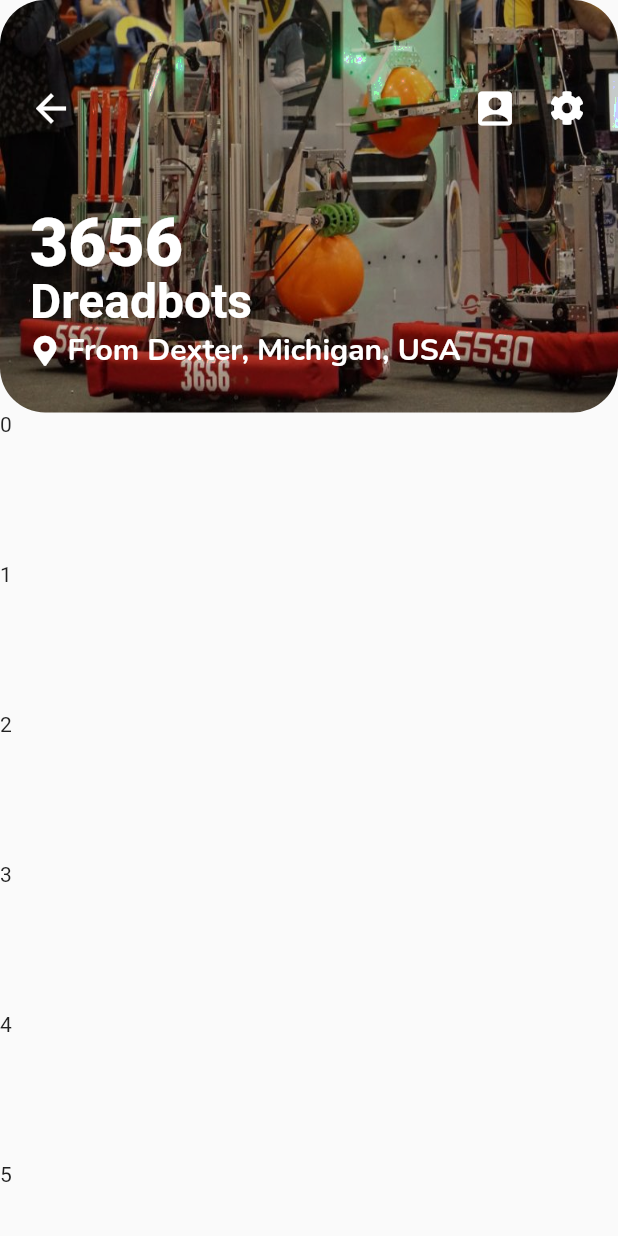
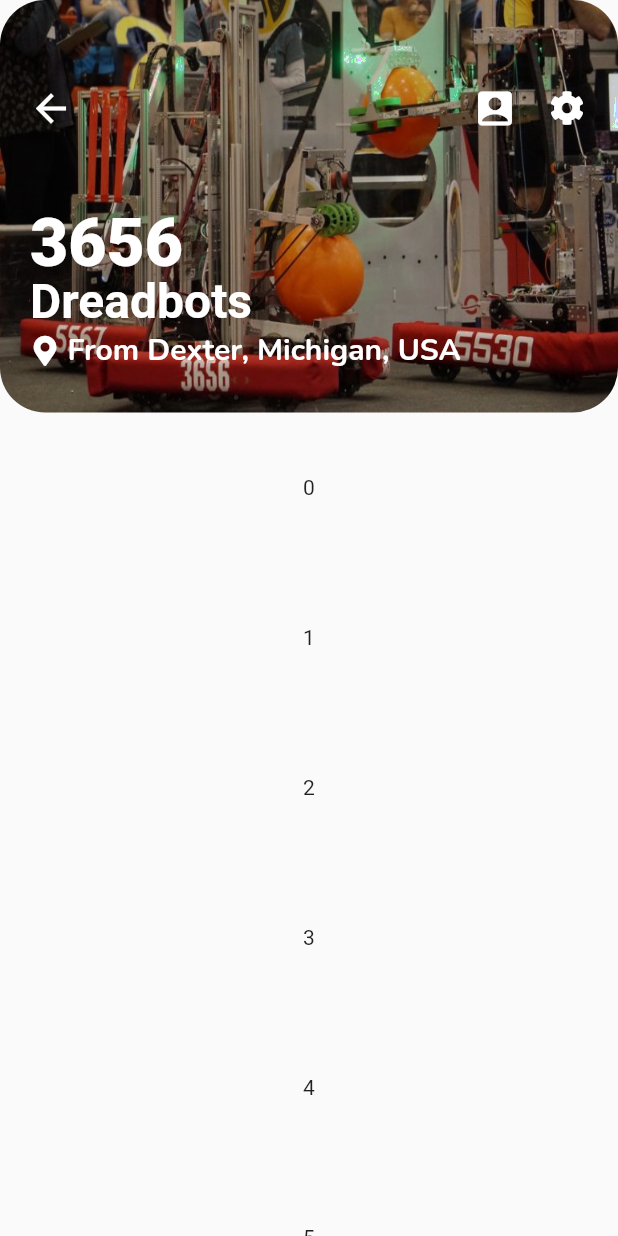
Before and after one commit to cjohnson/dreadscout, a Flutter app: the screen it shows after launch, on a phone screen of 412 x 824 dp. Run offline on Flutter 3.47's test engine with Material 2 defaults, Android fonts, the phone set to English and light mode, and no system bars; our stand-ins replace font_awesome_flutter, google_fonts.

Commit message:
Center text for better reading

```diff
--- a/lib/ui/scouting/scoutingform.dart
+++ b/lib/ui/scouting/scoutingform.dart
@@ -72,7 +72,7 @@ class ScoutingForm extends StatelessWidget {
               for(var i = 0; i < 18; i++)
                 Container(
                   height: 100,
-                  child: Text('$i'),
+                  child: Center(child: Text('$i')),
                 ),
             ],
           ),
```
